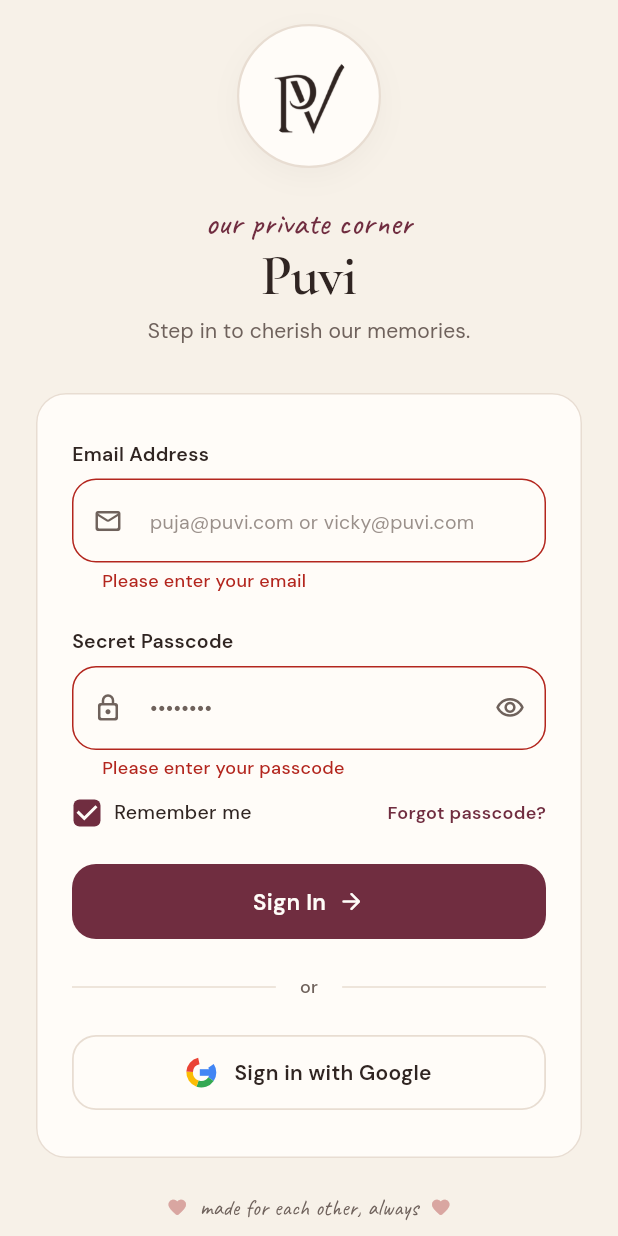
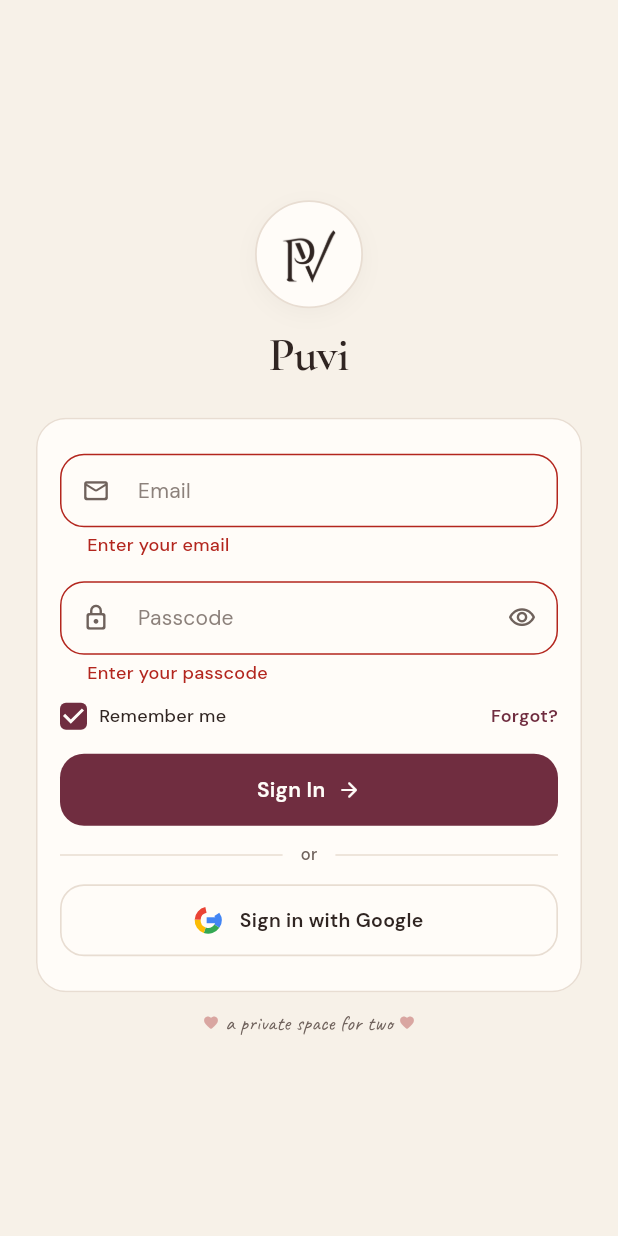
Before and after one commit to imvicky69/puvi-app, a Flutter app: the screen it shows after launch, after a tap on "Sign In", on a phone screen of 412 x 824 dp. Run offline on Flutter 3.47's test engine with Material 3 defaults, Android fonts, the phone set to English and light mode, and no system bars; our stand-ins replace firebase_core, google_fonts; accounts and stored records are empty.

Commit message:
refactor(auth): streamline login screen to be compact, minimal, and hide personal email hints

```diff
--- a/lib/features/auth/login_screen.dart
+++ b/lib/features/auth/login_screen.dart
@@ -4,13 +4,10 @@
 import '../../core/theme/app_spacing.dart';
 import '../../core/theme/app_typography.dart';
 
-/// Minimal, warm, and intimate Login Screen for Puvi.
+/// Compact, minimal, and intimate Login Screen for Puvi.
 ///
-/// Features:
-/// - Clean transparent logo badge with a warm medallion aesthetic.
-/// - Romantic editorial typography (Cormorant Garamond + Caveat).
-/// - Intuitive, tactile form inputs with validation and password reveal toggle.
-/// - Standalone "Sign in with Google" entry ready for OAuth account syncing.
+/// Designed to be clean, distraction-free, and comfortably fit
+/// on any mobile screen without overwhelming content.
 class LoginScreen extends StatefulWidget {
   const LoginScreen({super.key});
 
@@ -39,7 +36,6 @@
 
     setState(() => _isLoading = true);
 
-    // Simulated graceful sign-in entry
     await Future.delayed(const Duration(milliseconds: 600));
 
     if (!mounted) return;
@@ -48,7 +44,7 @@
     ScaffoldMessenger.of(context).showSnackBar(
       SnackBar(
         content: Text(
-          'Welcome home, ${_emailController.text.split('@').first} ✨',
+          'Welcome home ✨',
           style: AppTypography.bodyMedium.copyWith(color: AppColors.paper),
         ),
         backgroundColor: AppColors.espresso,
@@ -70,7 +66,7 @@
             AppSpacing.horizontalSm,
             Expanded(
               child: Text(
-                'Google Sign-In ready. Syncing with your account soon!',
+                'Google Sign-In ready to sync with your account.',
                 style: AppTypography.bodyMedium.copyWith(
                   color: AppColors.paper,
                 ),
@@ -86,8 +82,6 @@
 
   @override
   Widget build(BuildContext context) {
-    final theme = Theme.of(context);
-
     return Scaffold(
       backgroundColor: AppColors.ivory,
       body: SafeArea(
@@ -96,34 +90,34 @@
             physics: const BouncingScrollPhysics(),
             padding: const EdgeInsets.symmetric(
               horizontal: AppSpacing.lg,
-              vertical: AppSpacing.md,
+              vertical: AppSpacing.sm,
             ),
             child: ConstrainedBox(
-              constraints: const BoxConstraints(maxWidth: 420),
+              constraints: const BoxConstraints(maxWidth: 380),
               child: Form(
                 key: _formKey,
                 child: Column(
-                  mainAxisAlignment: MainAxisAlignment.center,
+                  mainAxisSize: MainAxisSize.min,
                   crossAxisAlignment: CrossAxisAlignment.stretch,
                   children: [
-                    // --- Header: Medallion Logo & Cute Romantic Salutation ---
+                    // --- Minimal Brand Header ---
                     Center(
                       child: Container(
-                        width: 96,
-                        height: 96,
-                        padding: const EdgeInsets.all(AppSpacing.md),
+                        width: 72,
+                        height: 72,
+                        padding: const EdgeInsets.all(AppSpacing.sm),
                         decoration: BoxDecoration(
                           color: AppColors.paper,
                           shape: BoxShape.circle,
                           border: Border.all(
                             color: AppColors.border,
-                            width: 1.5,
+                            width: 1.2,
                           ),
                           boxShadow: [
                             BoxShadow(
                               color: AppColors.espresso.withValues(alpha: 0.04),
-                              blurRadius: 16,
-                              offset: const Offset(0, 6),
+                              blurRadius: 12,
+                              offset: const Offset(0, 4),
                             ),
                           ],
                         ),
@@ -142,46 +136,22 @@
                       ),
                     ),
 
-                    AppSpacing.verticalLg,
+                    AppSpacing.verticalSm,
 
-                    // Cute Handwritten Intimate Greeting
-                    Center(
-                      child: Text(
-                        'our private corner',
-                        style: AppTypography.handwrittenNote.copyWith(
-                          fontSize: 22,
-                          color: AppColors.burgundy,
-                        ),
-                      ),
-                    ),
-
-                    // App Editorial Title
+                    // Clean, single-line title
                     Center(
                       child: Text(
                         'Puvi',
-                        style: theme.textTheme.displayLarge?.copyWith(
-                          fontSize: 38,
-                          color: AppColors.espresso,
+                        style: AppTypography.display.copyWith(
+                          fontSize: 32,
                           letterSpacing: -0.5,
                         ),
                       ),
                     ),
 
-                    AppSpacing.verticalXxs,
+                    AppSpacing.verticalLg,
 
-                    // Subtitle
-                    Center(
-                      child: Text(
-                        'Step in to cherish our memories.',
-                        style: AppTypography.bodyMedium.copyWith(
-                          color: AppColors.taupe,
-                        ),
-                      ),
-                    ),
-
-                    AppSpacing.verticalXl,
-
-                    // --- Form Card ---
+                    // --- Compact Form Card ---
                     Card(
                       elevation: 0,
                       color: AppColors.paper,
@@ -191,74 +161,72 @@
                       ),
                       child: Padding(
                         padding: const EdgeInsets.symmetric(
-                          horizontal: AppSpacing.lg,
-                          vertical: AppSpacing.xl,
+                          horizontal: AppSpacing.md,
+                          vertical: AppSpacing.lg,
                         ),
                         child: Column(
                           crossAxisAlignment: CrossAxisAlignment.stretch,
                           children: [
-                            // Email Label & Field
-                            Text(
-                              'Email Address',
-                              style: AppTypography.label.copyWith(
-                                color: AppColors.espresso,
-                                fontSize: 13,
-                              ),
-                            ),
-                            AppSpacing.verticalXs,
+                            // Email Input (clean hint, no external redundant label)
                             TextFormField(
                               controller: _emailController,
                               keyboardType: TextInputType.emailAddress,
                               autocorrect: false,
                               style: AppTypography.bodyLarge.copyWith(
                                 color: AppColors.espresso,
+                                fontSize: 14,
                               ),
                               decoration: InputDecoration(
-                                hintText: 'puja@puvi.com or vicky@puvi.com',
+                                hintText: 'Email',
                                 hintStyle: AppTypography.bodyMedium.copyWith(
-                                  color: AppColors.taupe.withValues(alpha: 0.7),
-                                  fontSize: 13,
+                                  color: AppColors.taupe.withValues(alpha: 0.8),
+                                  fontSize: 14,
+                                ),
+                                contentPadding: const EdgeInsets.symmetric(
+                                  horizontal: 14,
+                                  vertical: 14,
                                 ),
                                 prefixIcon: const Icon(
                                   Icons.mail_outline_rounded,
                                   color: AppColors.taupe,
-                                  size: 20,
+                                  size: 19,
                                 ),
                               ),
                               validator: (val) {
                                 if (val == null || val.trim().isEmpty) {
-                                  return 'Please enter your email';
+                                  return 'Enter your email';
                                 }
                                 if (!val.contains('@') || !val.contains('.')) {
-                                  return 'Please enter a valid email';
+                                  return 'Enter a valid email';
                                 }
                                 return null;
                               },
                             ),
 
-                            AppSpacing.verticalLg,
+                            AppSpacing.verticalMd,
 
-                            // Password Label & Field
-                            Text(
-                              'Secret Passcode',
-                              style: AppTypography.label.copyWith(
-                                color: AppColors.espresso,
-                                fontSize: 13,
-                              ),
-                            ),
-                            AppSpacing.verticalXs,
+                            // Password Input (clean hint, no external redundant label)
                             TextFormField(
                               controller: _passwordController,
                               obscureText: _obscurePassword,
                               style: AppTypography.bodyLarge.copyWith(
                                 color: AppColors.espresso,
+                                fontSize: 14,
                               ),
                               decoration: InputDecoration(
-                                hintText: '••••••••',
+                                hintText: 'Passcode',
+                                hintStyle: AppTypography.bodyMedium.copyWith(
+                                  color: AppColors.taupe.withValues(alpha: 0.8),
+                                  fontSize: 14,
+                                ),
+                                contentPadding: const EdgeInsets.symmetric(
+                                  horizontal: 14,
+                                  vertical: 14,
+                                ),
                                 prefixIcon: const Icon(
                                   Icons.lock_outline_rounded,
                                   color: AppColors.taupe,
-                                  size: 20,
+                                  size: 19,
                                 ),
                                 suffixIcon: IconButton(
                                   icon: Icon(
@@ -266,7 +234,7 @@
                                         ? Icons.visibility_outlined
                                         : Icons.visibility_off_outlined,
                                     color: AppColors.taupe,
-                                    size: 20,
+                                    size: 19,
                                   ),
                                   onPressed: () {
                                     setState(() {
@@ -277,10 +245,10 @@
                               ),
                               validator: (val) {
                                 if (val == null || val.isEmpty) {
-                                  return 'Please enter your passcode';
+                                  return 'Enter your passcode';
                                 }
                                 if (val.length < 4) {
-                                  return 'Passcode is at least 4 characters';
+                                  return 'Passcode is at least 4 digits';
                                 }
                                 return null;
                               },
@@ -288,7 +256,7 @@
 
                             AppSpacing.verticalSm,
 
-                            // Remember Me & Forgot Passcode
+                            // Compact Remember Me & Forgot Row
                             Row(
                               children: [
                                 Expanded(
@@ -302,8 +270,8 @@
                                       mainAxisSize: MainAxisSize.min,
                                       children: [
                                         SizedBox(
-                                          width: 20,
-                                          height: 20,
+                                          width: 18,
+                                          height: 18,
                                           child: Checkbox(
                                             value: _rememberMe,
                                             activeColor: AppColors.burgundy,
@@ -317,7 +285,7 @@
                                             ),
                                             side: const BorderSide(
                                               color: AppColors.taupe,
-                                              width: 1.5,
+                                              width: 1.4,
                                             ),
                                             onChanged: (val) {
                                               setState(() {
@@ -334,7 +302,7 @@
                                             style: AppTypography.caption
                                                 .copyWith(
                                                   color: AppColors.espresso,
-                                                  fontSize: 13,
+                                                  fontSize: 12,
                                                 ),
                                           ),
                                         ),
@@ -347,7 +315,7 @@
                                     ScaffoldMessenger.of(context).showSnackBar(
                                       const SnackBar(
                                         content: Text(
-                                          'Hint: Check your companion for the passcode 💕',
+                                          'Hint: Check with your partner 💕',
                                         ),
                                         duration: Duration(seconds: 2),
                                       ),
@@ -360,7 +328,7 @@
                                         MaterialTapTargetSize.shrinkWrap,
                                   ),
                                   child: Text(
-                                    'Forgot passcode?',
+                                    'Forgot?',
                                     style: AppTypography.caption.copyWith(
                                       color: AppColors.burgundy,
                                       fontWeight: FontWeight.w600,
@@ -371,11 +339,11 @@
                               ],
                             ),
 
-                            AppSpacing.verticalLg,
+                            AppSpacing.verticalMd,
 
                             // Primary Sign In Button
                             SizedBox(
-                              height: 50,
+                              height: 48,
                               child: ElevatedButton(
                                 onPressed: _isLoading ? null : _handleSignIn,
                                 style: ElevatedButton.styleFrom(
@@ -388,8 +356,8 @@
                                 ),
                                 child: _isLoading
                                     ? const SizedBox(
-                                        width: 20,
-                                        height: 20,
+                                        width: 18,
+                                        height: 18,
                                         child: CircularProgressIndicator(
                                           strokeWidth: 2,
                                           valueColor:
@@ -406,14 +374,14 @@
                                             'Sign In',
                                             style: AppTypography.label.copyWith(
                                               color: AppColors.paper,
-                                              fontSize: 15,
+                                              fontSize: 14,
                                               fontWeight: FontWeight.w600,
                                             ),
                                           ),
                                           AppSpacing.horizontalXs,
                                           const Icon(
                                             Icons.arrow_forward_rounded,
-                                            size: 18,
+                                            size: 16,
                                             color: AppColors.paper,
                                           ),
                                         ],
@@ -421,7 +389,7 @@
                               ),
                             ),
 
-                            AppSpacing.verticalLg,
+                            AppSpacing.verticalSm,
 
                             // Subtle Divider
                             Row(
@@ -429,12 +397,13 @@
                                 const Expanded(child: Divider()),
                                 Padding(
                                   padding: const EdgeInsets.symmetric(
-                                    horizontal: AppSpacing.md,
+                                    horizontal: AppSpacing.sm,
                                   ),
                                   child: Text(
                                     'or',
                                     style: AppTypography.caption.copyWith(
                                       color: AppColors.taupe,
+                                      fontSize: 11,
                                     ),
                                   ),
                                 ),
@@ -442,11 +411,11 @@
                               ],
                             ),
 
-                            AppSpacing.verticalLg,
+                            AppSpacing.verticalSm,
 
                             // Sign in with Google Button
                             SizedBox(
-                              height: 50,
+                              height: 48,
                               child: OutlinedButton(
                                 onPressed: _handleGoogleSignIn,
                                 style: OutlinedButton.styleFrom(
@@ -454,7 +423,7 @@
                                   foregroundColor: AppColors.espresso,
                                   side: const BorderSide(
                                     color: AppColors.border,
-                                    width: 1.2,
+                                    width: 1.1,
                                   ),
                                   shape: const RoundedRectangleBorder(
                                     borderRadius: AppRadius.borderButton,
@@ -469,7 +438,7 @@
                                       'Sign in with Google',
                                       style: AppTypography.label.copyWith(
                                         color: AppColors.espresso,
-                                        fontSize: 14,
+                                        fontSize: 13,
                                         fontWeight: FontWeight.w600,
                                       ),
                                     ),
@@ -482,37 +451,35 @@
                       ),
                     ),
 
-                    AppSpacing.verticalLg,
+                    AppSpacing.verticalSm,
 
-                    // Cute Footer Note
+                    // Tiny Minimal Love Note
                     Center(
                       child: Wrap(
                         alignment: WrapAlignment.center,
                         crossAxisAlignment: WrapCrossAlignment.center,
-                        spacing: AppSpacing.xs,
+                        spacing: 4,
                         children: [
                           const Icon(
                             Icons.favorite_rounded,
-                            size: 14,
+                            size: 11,
                             color: AppColors.dustyRose,
                           ),
                           Text(
-                            'made for each other, always',
+                            'a private space for two',
                             style: AppTypography.handwrittenCaption.copyWith(
-                              fontSize: 15,
+                              fontSize: 14,
                               color: AppColors.taupe,
                             ),
                           ),
                           const Icon(
                             Icons.favorite_rounded,
-                            size: 14,
+                            size: 11,
                             color: AppColors.dustyRose,
                           ),
                         ],
                       ),
                     ),
-
-                    AppSpacing.verticalMd,
                   ],
                 ),
               ),
@@ -530,7 +497,7 @@
 
   @override
   Widget build(BuildContext context) {
-    return CustomPaint(size: const Size(20, 20), painter: _GoogleLogoPainter());
+    return CustomPaint(size: const Size(18, 18), painter: _GoogleLogoPainter());
   }
 }
 
```
Also changed, not shown: 2 other files.
